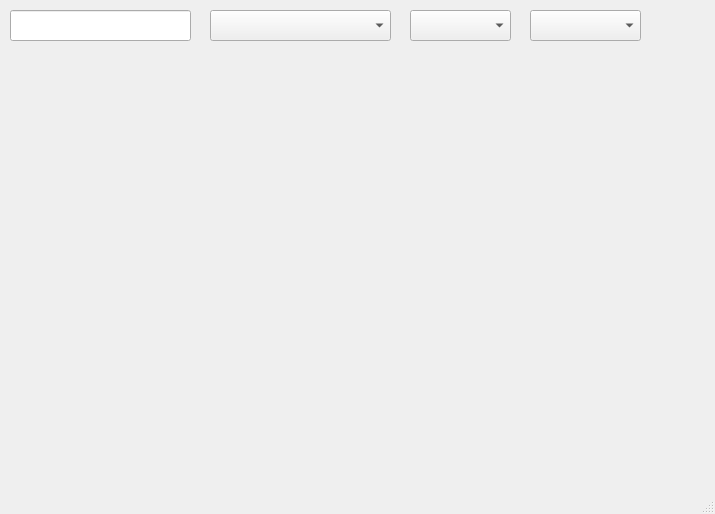
Old version of the form GUI.ui in the repository 01TanmayDaga/News-Reader.
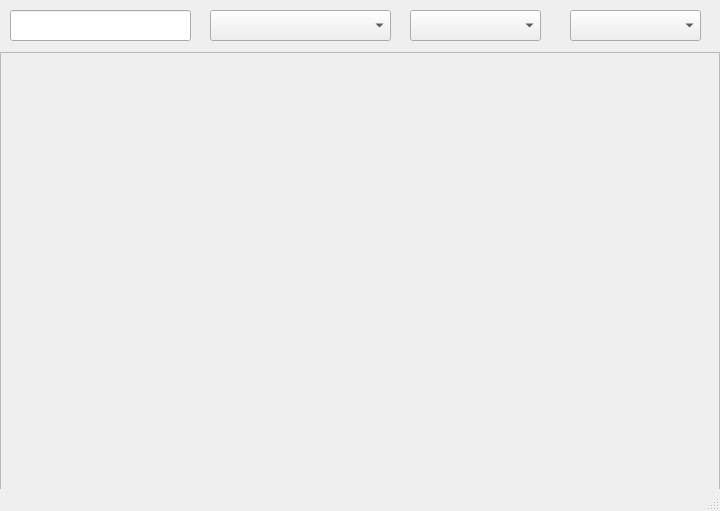
New version of the form. The open tabs and pages were chosen to show the change. Icons and pictures are not drawn.

```diff
--- a/GUI.ui
+++ b/GUI.ui
@@ -6,8 +6,8 @@
    <rect>
     <x>0</x>
     <y>0</y>
-    <width>715</width>
-    <height>514</height>
+    <width>720</width>
+    <height>511</height>
    </rect>
   </property>
   <property name="windowTitle">
@@ -19,7 +19,7 @@
      <rect>
       <x>0</x>
       <y>0</y>
-      <width>701</width>
+      <width>720</width>
       <height>51</height>
      </rect>
     </property>
@@ -129,25 +129,6 @@
      </widget>
     </widget>
     <widget class="QWidget" name="page_2">
-     <widget class="QLabel" name="label_2">
-      <property name="geometry">
-       <rect>
-        <x>660</x>
-        <y>10</y>
-        <width>41</width>
-        <height>31</height>
-       </rect>
-      </property>
-      <property name="text">
-       <string/>
-      </property>
-      <property name="pixmap">
-       <pixmap>media/Profile.png</pixmap>
-      </property>
-      <property name="scaledContents">
-       <bool>true</bool>
-      </property>
-     </widget>
      <widget class="QComboBox" name="Option_2">
       <property name="geometry">
        <rect>
@@ -174,9 +155,9 @@
      <widget class="QComboBox" name="Language">
       <property name="geometry">
        <rect>
-        <x>530</x>
+        <x>570</x>
         <y>10</y>
-        <width>111</width>
+        <width>131</width>
         <height>31</height>
        </rect>
       </property>
@@ -189,7 +170,7 @@
        <rect>
         <x>410</x>
         <y>10</y>
-        <width>101</width>
+        <width>131</width>
         <height>31</height>
        </rect>
       </property>
@@ -231,16 +212,32 @@
      </widget>
     </widget>
    </widget>
-   <widget class="QWidget" name="verticalLayoutWidget">
+   <widget class="QFrame" name="main_frame">
     <property name="geometry">
      <rect>
-      <x>20</x>
-      <y>59</y>
-      <width>681</width>
-      <height>431</height>
+      <x>0</x>
+      <y>52</y>
+      <width>720</width>
+      <height>461</height>
      </rect>
     </property>
-    <layout class="QVBoxLayout" name="mainlayout"/>
+    <property name="frameShape">
+     <enum>QFrame::StyledPanel</enum>
+    </property>
+    <property name="frameShadow">
+     <enum>QFrame::Raised</enum>
+    </property>
+    <widget class="QWidget" name="verticalLayoutWidget">
+     <property name="geometry">
+      <rect>
+       <x>0</x>
+       <y>2</y>
+       <width>720</width>
+       <height>511</height>
+      </rect>
+     </property>
+     <layout class="QVBoxLayout" name="verticalLayout"/>
+    </widget>
    </widget>
   </widget>
   <widget class="QStatusBar" name="statusbar"/>
```
Left out of the diff: 27 changed lines with no effect on the pictures.
